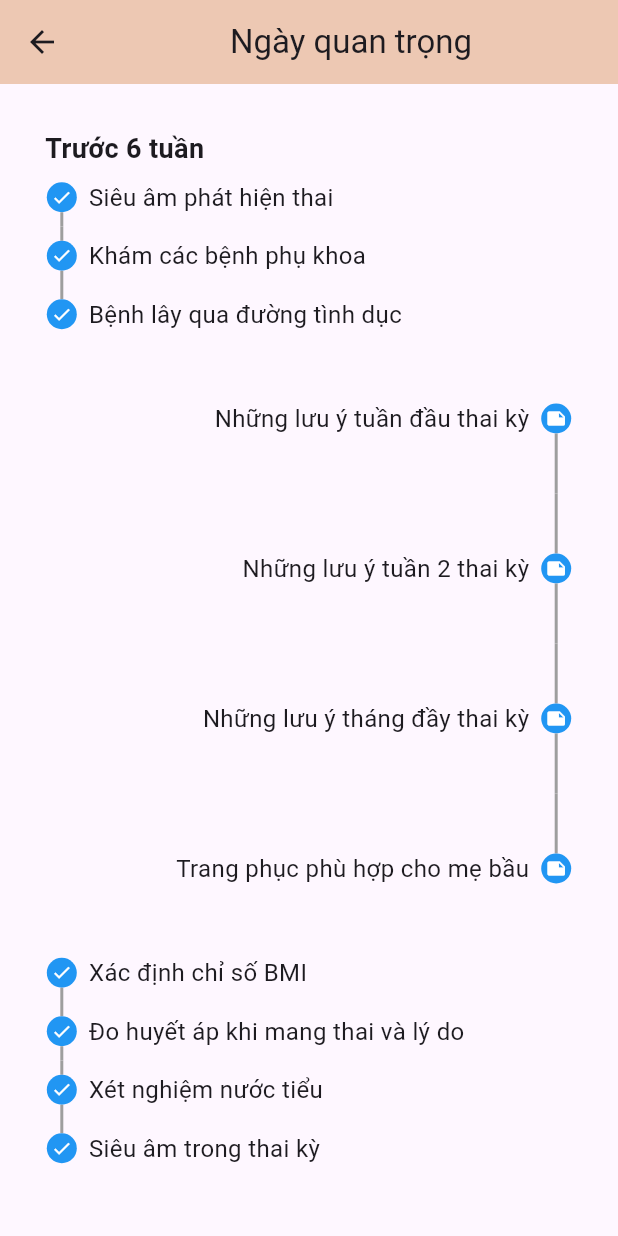
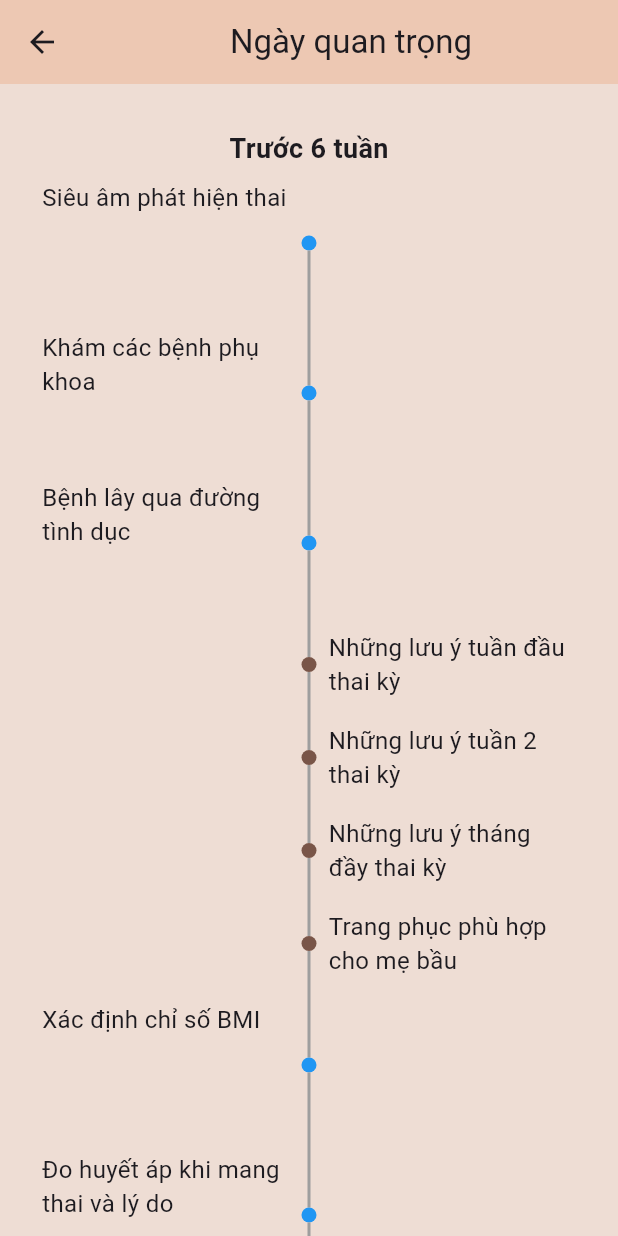
Before and after one commit to diep0411/DALN_Daily_Routine, a Flutter app: the DateImportant screen opened directly, on a phone screen of 412 x 824 dp. Run offline on Flutter 3.47's test engine with Material 3 defaults, Android fonts, the phone set to English and light mode, and no system bars; drawn by our look-alikes of timeline_tile; our stand-ins replace curved_navigation_bar.

Commit message:
update_dateImportant_p2

```diff
--- a/lib/function/date_important.dart
+++ b/lib/function/date_important.dart
@@ -1,9 +1,11 @@
 import 'package:flutter/material.dart';
+import 'package:flutter/widgets.dart';
 import 'package:timeline_tile/timeline_tile.dart';
 
 class DateImportant extends StatelessWidget {
   @override
   Widget build(BuildContext context) => Scaffold(
+        backgroundColor: Color(0xffEEDDD4),
         appBar: AppBar(
           title: Center(
             child: Text('Ngày quan trọng'),
@@ -17,14 +19,16 @@ class DateImportant extends StatelessWidget {
           backgroundColor: Color(0xffEDC8B3),
         ),
         body: SingleChildScrollView(
+          child: Container(
+            padding: EdgeInsets.only(left: 20, right: 20),
             child: Column(
               children: [
                 //Trước 6 tuần
                 //Trái 1
                 Container(
-            padding: EdgeInsets.only(top: 30, left: 30),
+                  padding: EdgeInsets.only(top: 30),
                   child: Align(
-              alignment: Alignment.centerLeft,
+                    alignment: Alignment.center,
                     child: Text(
                       'Trước 6 tuần',
                       style: TextStyle(
@@ -35,18 +39,14 @@ class DateImportant extends StatelessWidget {
                   ),
                 ),
                 TimelineTile(
-            alignment: TimelineAlign.manual,
+                  alignment: TimelineAlign.center,
                   lineXY: 0.1,
                   isFirst: true,
                   indicatorStyle: IndicatorStyle(
-              width: 20,
+                    width: 10,
                     color: Colors.blue,
-              iconStyle: IconStyle(
-                iconData: Icons.check,
-                color: Colors.white,
                   ),
-            ),
-            endChild: Container(
+                  startChild: Container(
                     padding: EdgeInsets.all(8),
                     child: Flexible(
                       child: Text(
@@ -64,17 +64,13 @@ class DateImportant extends StatelessWidget {
                   ),
                 ),
                 TimelineTile(
-            alignment: TimelineAlign.manual,
+                  alignment: TimelineAlign.center,
                   lineXY: 0.1,
                   indicatorStyle: IndicatorStyle(
-              width: 20,
+                    width: 10,
                     color: Colors.blue,
-              iconStyle: IconStyle(
-                iconData: Icons.check,
-                color: Colors.white,
                   ),
-            ),
-            endChild: Container(
+                  startChild: Container(
                     padding: EdgeInsets.all(8),
                     child: Text(
                       'Khám các bệnh phụ khoa',
@@ -90,18 +86,13 @@ class DateImportant extends StatelessWidget {
                   ),
                 ),
                 TimelineTile(
-            alignment: TimelineAlign.manual,
+                  alignment: TimelineAlign.center,
                   lineXY: 0.1,
-            isLast: true,
                   indicatorStyle: IndicatorStyle(
-              width: 20,
+                    width: 10,
                     color: Colors.blue,
-              iconStyle: IconStyle(
-                iconData: Icons.check,
-                color: Colors.white,
                   ),
-            ),
-            endChild: Container(
+                  startChild: Container(
                     padding: EdgeInsets.all(8),
                     child: Text(
                       'Bệnh lây qua đường tình dục',
@@ -118,18 +109,13 @@ class DateImportant extends StatelessWidget {
                 ),
                 //PHẢI 1
                 TimelineTile(
-            alignment: TimelineAlign.manual,
+                  alignment: TimelineAlign.center,
                   lineXY: 0.9,
-            isFirst: true,
                   indicatorStyle: IndicatorStyle(
-              width: 20,
-              color: Colors.blue,
-              iconStyle: IconStyle(
-                iconData: Icons.note,
-                color: Colors.white,
+                    width: 10,
+                    color: Colors.brown,
                   ),
-            ),
-            startChild: Container(
+                  endChild: Container(
                     padding: EdgeInsets.all(8),
                     alignment: Alignment.centerRight,
                     child: Text(
@@ -146,17 +132,13 @@ class DateImportant extends StatelessWidget {
                   ),
                 ),
                 TimelineTile(
-            alignment: TimelineAlign.manual,
+                  alignment: TimelineAlign.center,
                   lineXY: 0.9,
                   indicatorStyle: IndicatorStyle(
-              width: 20,
-              color: Colors.blue,
-              iconStyle: IconStyle(
-                iconData: Icons.note,
-                color: Colors.white,
+                    width: 10,
+                    color: Colors.brown,
                   ),
-            ),
-            startChild: Container(
+                  endChild: Container(
                     padding: EdgeInsets.all(8),
                     alignment: Alignment.centerRight,
                     child: Text(
@@ -173,18 +155,14 @@ class DateImportant extends StatelessWidget {
                   ),
                 ),
                 TimelineTile(
-            alignment: TimelineAlign.manual,
+                  alignment: TimelineAlign.center,
                   lineXY: 0.9,
                   isLast: false,
                   indicatorStyle: IndicatorStyle(
-              width: 20,
-              color: Colors.blue,
-              iconStyle: IconStyle(
-                iconData: Icons.note,
-                color: Colors.white,
+                    width: 10,
+                    color: Colors.brown,
                   ),
-            ),
-            startChild: Container(
+                  endChild: Container(
                     padding: EdgeInsets.all(8),
                     alignment: Alignment.centerRight,
                     child: Text(
@@ -201,18 +179,13 @@ class DateImportant extends StatelessWidget {
                   ),
                 ),
                 TimelineTile(
-            alignment: TimelineAlign.manual,
+                  alignment: TimelineAlign.center,
                   lineXY: 0.9,
-            isLast: true,
                   indicatorStyle: IndicatorStyle(
-              width: 20,
-              color: Colors.blue,
-              iconStyle: IconStyle(
-                iconData: Icons.note,
-                color: Colors.white,
+                    width: 10,
+                    color: Colors.brown,
                   ),
-            ),
-            startChild: Container(
+                  endChild: Container(
                     padding: EdgeInsets.all(8),
                     alignment: Alignment.centerRight,
                     child: Text(
@@ -230,18 +203,13 @@ class DateImportant extends StatelessWidget {
                 ),
                 //TRÁI 2
                 TimelineTile(
-            alignment: TimelineAlign.manual,
+                  alignment: TimelineAlign.center,
                   lineXY: 0.1,
-            isFirst: true,
                   indicatorStyle: IndicatorStyle(
-              width: 20,
+                    width: 10,
                     color: Colors.blue,
-              iconStyle: IconStyle(
-                iconData: Icons.check,
-                color: Colors.white,
                   ),
-            ),
-            endChild: Container(
+                  startChild: Container(
                     padding: EdgeInsets.all(8),
                     child: Text(
                       'Xác định chỉ số BMI',
@@ -257,17 +225,13 @@ class DateImportant extends StatelessWidget {
                   ),
                 ),
                 TimelineTile(
-            alignment: TimelineAlign.manual,
+                  alignment: TimelineAlign.center,
                   lineXY: 0.1,
                   indicatorStyle: IndicatorStyle(
-              width: 20,
+                    width: 10,
                     color: Colors.blue,
-              iconStyle: IconStyle(
-                iconData: Icons.check,
-                color: Colors.white,
                   ),
-            ),
-            endChild: Container(
+                  startChild: Container(
                     padding: EdgeInsets.all(8),
                     child: Text(
                       'Đo huyết áp khi mang thai và lý do',
@@ -283,17 +247,13 @@ class DateImportant extends StatelessWidget {
                   ),
                 ),
                 TimelineTile(
-            alignment: TimelineAlign.manual,
+                  alignment: TimelineAlign.center,
                   lineXY: 0.1,
                   indicatorStyle: IndicatorStyle(
-              width: 20,
+                    width: 10,
                     color: Colors.blue,
-              iconStyle: IconStyle(
-                iconData: Icons.check,
-                color: Colors.white,
                   ),
-            ),
-            endChild: Container(
+                  startChild: Container(
                     padding: EdgeInsets.all(8),
                     child: Text(
                       'Xét nghiệm nước tiểu',
@@ -309,18 +269,13 @@ class DateImportant extends StatelessWidget {
                   ),
                 ),
                 TimelineTile(
-            alignment: TimelineAlign.manual,
+                  alignment: TimelineAlign.center,
                   lineXY: 0.1,
-            isLast: true,
                   indicatorStyle: IndicatorStyle(
-              width: 20,
+                    width: 10,
                     color: Colors.blue,
-              iconStyle: IconStyle(
-                iconData: Icons.check,
-                color: Colors.white,
                   ),
-            ),
-            endChild: Container(
+                  startChild: Container(
                     padding: EdgeInsets.all(8),
                     child: Text(
                       'Siêu âm trong thai kỳ',
@@ -337,18 +292,13 @@ class DateImportant extends StatelessWidget {
                 ),
                 //PHẢI 2
                 TimelineTile(
-            alignment: TimelineAlign.manual,
+                  alignment: TimelineAlign.center,
                   lineXY: 0.9,
-            isFirst: true,
                   indicatorStyle: IndicatorStyle(
-              width: 20,
-              color: Colors.blue,
-              iconStyle: IconStyle(
-                iconData: Icons.note,
-                color: Colors.white,
+                    width: 10,
+                    color: Colors.brown,
                   ),
-            ),
-            startChild: Container(
+                  endChild: Container(
                     padding: EdgeInsets.all(8),
                     alignment: Alignment.centerRight,
                     child: Text(
@@ -365,17 +315,13 @@ class DateImportant extends StatelessWidget {
                   ),
                 ),
                 TimelineTile(
-            alignment: TimelineAlign.manual,
+                  alignment: TimelineAlign.center,
                   lineXY: 0.9,
                   indicatorStyle: IndicatorStyle(
-              width: 20,
-              color: Colors.blue,
-              iconStyle: IconStyle(
-                iconData: Icons.note,
-                color: Colors.white,
+                    width: 10,
+                    color: Colors.brown,
                   ),
-            ),
-            startChild: Container(
+                  endChild: Container(
                     padding: EdgeInsets.all(8),
                     alignment: Alignment.centerRight,
                     child: Text(
@@ -392,18 +338,14 @@ class DateImportant extends StatelessWidget {
                   ),
                 ),
                 TimelineTile(
-            alignment: TimelineAlign.manual,
+                  alignment: TimelineAlign.center,
                   lineXY: 0.9,
                   isLast: true,
                   indicatorStyle: IndicatorStyle(
-              width: 20,
-              color: Colors.blue,
-              iconStyle: IconStyle(
-                iconData: Icons.note,
-                color: Colors.white,
+                    width: 10,
+                    color: Colors.brown,
                   ),
-            ),
-            startChild: Container(
+                  endChild: Container(
                     padding: EdgeInsets.all(8),
                     alignment: Alignment.centerRight,
                     child: Text(
@@ -427,9 +369,9 @@ class DateImportant extends StatelessWidget {
                 // 7-10 Tuần
                 // Trái 1
                 Container(
-            padding: EdgeInsets.only(top: 30, left: 30),
+                  padding: EdgeInsets.only(top: 30),
                   child: Align(
-              alignment: Alignment.centerLeft,
+                    alignment: Alignment.center,
                     child: Text(
                       '7-10 Tuần',
                       style: TextStyle(
@@ -440,18 +382,14 @@ class DateImportant extends StatelessWidget {
                   ),
                 ),
                 TimelineTile(
-            alignment: TimelineAlign.manual,
+                  alignment: TimelineAlign.center,
                   lineXY: 0.1,
                   isFirst: true,
                   indicatorStyle: IndicatorStyle(
-              width: 20,
+                    width: 10,
                     color: Colors.blue,
-              iconStyle: IconStyle(
-                iconData: Icons.check,
-                color: Colors.white,
                   ),
-            ),
-            endChild: Container(
+                  startChild: Container(
                     padding: EdgeInsets.all(8),
                     child: Text(
                       'Xét nghiệm Rubella IgM và IgG',
@@ -467,18 +405,13 @@ class DateImportant extends StatelessWidget {
                   ),
                 ),
                 TimelineTile(
-            alignment: TimelineAlign.manual,
+                  alignment: TimelineAlign.center,
                   lineXY: 0.1,
-            isLast: true,
                   indicatorStyle: IndicatorStyle(
-              width: 20,
+                    width: 10,
                     color: Colors.blue,
-              iconStyle: IconStyle(
-                iconData: Icons.check,
-                color: Colors.white,
                   ),
-            ),
-            endChild: Container(
+                  startChild: Container(
                     padding: EdgeInsets.all(8),
                     child: Text(
                       'Xét nghiệm sàng lọc virus Zika',
@@ -495,18 +428,13 @@ class DateImportant extends StatelessWidget {
                 ),
                 // Phải 1
                 TimelineTile(
-            alignment: TimelineAlign.manual,
+                  alignment: TimelineAlign.center,
                   lineXY: 0.9,
-            isFirst: true,
                   indicatorStyle: IndicatorStyle(
-              width: 20,
-              color: Colors.blue,
-              iconStyle: IconStyle(
-                iconData: Icons.note,
-                color: Colors.white,
+                    width: 10,
+                    color: Colors.brown,
                   ),
-            ),
-            startChild: Container(
+                  endChild: Container(
                     padding: EdgeInsets.all(8),
                     alignment: Alignment.centerRight,
                     child: Text(
@@ -523,17 +451,13 @@ class DateImportant extends StatelessWidget {
                   ),
                 ),
                 TimelineTile(
-            alignment: TimelineAlign.manual,
+                  alignment: TimelineAlign.center,
                   lineXY: 0.9,
                   indicatorStyle: IndicatorStyle(
-              width: 20,
-              color: Colors.blue,
-              iconStyle: IconStyle(
-                iconData: Icons.note,
-                color: Colors.white,
+                    width: 10,
+                    color: Colors.brown,
                   ),
-            ),
-            startChild: Container(
+                  endChild: Container(
                     padding: EdgeInsets.all(8),
                     alignment: Alignment.centerRight,
                     child: Text(
@@ -550,18 +474,14 @@ class DateImportant extends StatelessWidget {
                   ),
                 ),
                 TimelineTile(
-            alignment: TimelineAlign.manual,
+                  alignment: TimelineAlign.center,
                   lineXY: 0.9,
                   isLast: true,
                   indicatorStyle: IndicatorStyle(
-              width: 20,
-              color: Colors.blue,
-              iconStyle: IconStyle(
-                iconData: Icons.note,
-                color: Colors.white,
+                    width: 10,
+                    color: Colors.brown,
                   ),
-            ),
-            startChild: Container(
+                  endChild: Container(
                     padding: EdgeInsets.all(8),
                     alignment: Alignment.centerRight,
                     child: Text(
@@ -585,9 +505,9 @@ class DateImportant extends StatelessWidget {
                 // 10-13 Tuần
                 // Trái 1
                 Container(
-            padding: EdgeInsets.only(top: 30, left: 30),
+                  padding: EdgeInsets.only(top: 30),
                   child: Align(
-              alignment: Alignment.centerLeft,
+                    alignment: Alignment.center,
                     child: Text(
                       '10-13 Tuần',
                       style: TextStyle(
@@ -598,18 +518,14 @@ class DateImportant extends StatelessWidget {
                   ),
                 ),
                 TimelineTile(
-            alignment: TimelineAlign.manual,
+                  alignment: TimelineAlign.center,
                   lineXY: 0.1,
                   isFirst: true,
                   indicatorStyle: IndicatorStyle(
-              width: 20,
+                    width: 10,
                     color: Colors.blue,
-              iconStyle: IconStyle(
-                iconData: Icons.check,
-                color: Colors.white,
                   ),
-            ),
-            endChild: Container(
+                  startChild: Container(
                     padding: EdgeInsets.all(8),
                     child: Text(
                       'Mẹ thấy tim thai của con chưa',
@@ -625,18 +541,14 @@ class DateImportant extends StatelessWidget {
                   ),
                 ),
                 TimelineTile(
-            alignment: TimelineAlign.manual,
+                  alignment: TimelineAlign.center,
                   lineXY: 0.1,
                   isFirst: false,
                   indicatorStyle: IndicatorStyle(
-              width: 20,
+                    width: 10,
                     color: Colors.blue,
-              iconStyle: IconStyle(
-                iconData: Icons.check,
-                color: Colors.white,
                   ),
-            ),
-            endChild: Container(
+                  startChild: Container(
                     padding: EdgeInsets.all(8),
                     child: Text(
                       'Xét nghiệm bệnh thiếu máu tán huyết',
@@ -652,18 +564,14 @@ class DateImportant extends StatelessWidget {
                   ),
                 ),
                 TimelineTile(
-            alignment: TimelineAlign.manual,
+                  alignment: TimelineAlign.center,
                   lineXY: 0.1,
                   isFirst: false,
                   indicatorStyle: IndicatorStyle(
-              width: 20,
+                    width: 10,
                     color: Colors.blue,
-              iconStyle: IconStyle(
-                iconData: Icons.check,
-                color: Colors.white,
                   ),
-            ),
-            endChild: Container(
+                  startChild: Container(
                     padding: EdgeInsets.all(8),
                     child: Text(
                       'Xét nghiệm double test',
@@ -679,18 +587,13 @@ class DateImportant extends StatelessWidget {
                   ),
                 ),
                 TimelineTile(
-            alignment: TimelineAlign.manual,
+                  alignment: TimelineAlign.center,
                   lineXY: 0.1,
-            isLast: true,
                   indicatorStyle: IndicatorStyle(
-              width: 20,
+                    width: 10,
                     color: Colors.blue,
-              iconStyle: IconStyle(
-                iconData: Icons.check,
-                color: Colors.white,
                   ),
-            ),
-            endChild: Container(
+                  startChild: Container(
                     padding: EdgeInsets.all(8),
                     child: Text(
                       'Tầm soát dị tật thai nhi(lần 1)',
@@ -707,18 +610,13 @@ class DateImportant extends StatelessWidget {
                 ),
                 // Phải 1
                 TimelineTile(
-            alignment: TimelineAlign.manual,
+                  alignment: TimelineAlign.center,
                   lineXY: 0.9,
-            isFirst: true,
                   indicatorStyle: IndicatorStyle(
-              width: 20,
-              color: Colors.blue,
-              iconStyle: IconStyle(
-                iconData: Icons.note,
-                color: Colors.white,
+                    width: 10,
+                    color: Colors.brown,
                   ),
-            ),
-            startChild: Container(
+                  endChild: Container(
                     padding: EdgeInsets.all(8),
                     alignment: Alignment.centerRight,
                     child: Text(
@@ -735,18 +633,13 @@ class DateImportant extends StatelessWidget {
                   ),
                 ),
                 TimelineTile(
-            alignment: TimelineAlign.manual,
+                  alignment: TimelineAlign.center,
                   lineXY: 0.9,
-            isLast: true,
                   indicatorStyle: IndicatorStyle(
-              width: 20,
-              color: Colors.blue,
-              iconStyle: IconStyle(
-                iconData: Icons.note,
-                color: Colors.white,
+                    width: 10,
+                    color: Colors.brown,
                   ),
-            ),
-            startChild: Container(
+                  endChild: Container(
                     padding: EdgeInsets.all(8),
                     alignment: Alignment.centerRight,
                     child: Text(
@@ -764,18 +657,13 @@ class DateImportant extends StatelessWidget {
                 ),
                 // Trái 2
                 TimelineTile(
-            alignment: TimelineAlign.manual,
+                  alignment: TimelineAlign.center,
                   lineXY: 0.1,
-            isFirst: true,
                   indicatorStyle: IndicatorStyle(
-              width: 20,
+                    width: 10,
                     color: Colors.blue,
-              iconStyle: IconStyle(
-                iconData: Icons.check,
-                color: Colors.white,
                   ),
-            ),
-            endChild: Container(
+                  startChild: Container(
                     padding: EdgeInsets.all(8),
                     child: Text(
                       'Siêu âm đo độ mờ da gáy',
@@ -791,17 +679,13 @@ class DateImportant extends StatelessWidget {
                   ),
                 ),
                 TimelineTile(
-            alignment: TimelineAlign.manual,
+                  alignment: TimelineAlign.center,
                   lineXY: 0.1,
                   indicatorStyle: IndicatorStyle(
-              width: 20,
+                    width: 10,
                     color: Colors.blue,
-              iconStyle: IconStyle(
-                iconData: Icons.check,
-                color: Colors.white,
                   ),
-            ),
-            endChild: Container(
+                  startChild: Container(
                     padding: EdgeInsets.all(8),
                     child: Text(
                       'Kiểm tra lượng nước ối của mẹ',
@@ -817,18 +701,13 @@ class DateImportant extends StatelessWidget {
                   ),
                 ),
                 TimelineTile(
-            alignment: TimelineAlign.manual,
+                  alignment: TimelineAlign.center,
                   lineXY: 0.1,
-            isLast: true,
                   indicatorStyle: IndicatorStyle(
-              width: 20,
+                    width: 10,
                     color: Colors.blue,
-              iconStyle: IconStyle(
-                iconData: Icons.check,
-                color: Colors.white,
                   ),
-            ),
-            endChild: Container(
+                  startChild: Container(
                     padding: EdgeInsets.all(8),
                     child: Text(
                       'Xét nghiệm sinh thiết gai nhau(CVS)',
@@ -845,18 +724,13 @@ class DateImportant extends StatelessWidget {
                 ),
                 // phải 2
                 TimelineTile(
-            alignment: TimelineAlign.manual,
+                  alignment: TimelineAlign.center,
                   lineXY: 0.9,
-            isFirst: true,
                   indicatorStyle: IndicatorStyle(
-              width: 20,
-              color: Colors.blue,
-              iconStyle: IconStyle(
-                iconData: Icons.note,
-                color: Colors.white,
+                    width: 10,
+                    color: Colors.brown,
                   ),
-            ),
-            startChild: Container(
+                  endChild: Container(
                     padding: EdgeInsets.all(8),
                     alignment: Alignment.centerRight,
                     child: Text(
@@ -873,22 +747,18 @@ class DateImportant extends StatelessWidget {
                   ),
                 ),
                 TimelineTile(
-            alignment: TimelineAlign.manual,
+                  alignment: TimelineAlign.center,
                   lineXY: 0.9,
                   isLast: true,
                   indicatorStyle: IndicatorStyle(
-              width: 20,
-              color: Colors.blue,
-              iconStyle: IconStyle(
-                iconData: Icons.note,
-                color: Colors.white,
+                    width: 10,
+                    color: Colors.brown,
                   ),
-            ),
-            startChild: Container(
+                  endChild: Container(
                     padding: EdgeInsets.all(8),
                     alignment: Alignment.centerRight,
                     child: Text(
-                'Con muốn được nói chuyện với bó mẹ!',
+                      'Con muốn được nói chuyện với bố mẹ!',
                       style: TextStyle(
                         fontSize: 16,
                         // fontWeight: FontWeight.bold,
@@ -907,5 +777,6 @@ class DateImportant extends StatelessWidget {
               ],
             ),
           ),
+        ),
       );
 }
```
Also changed, not shown: pubspec.lock. Lines whose indentation alone changed are shown as unchanged.
